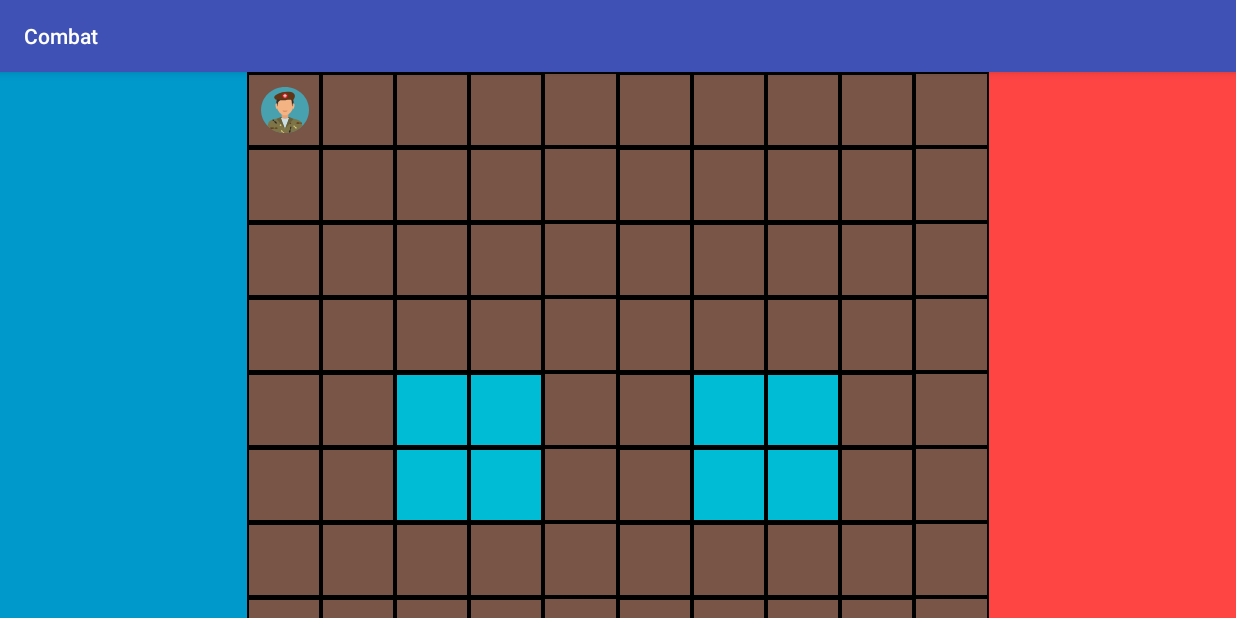
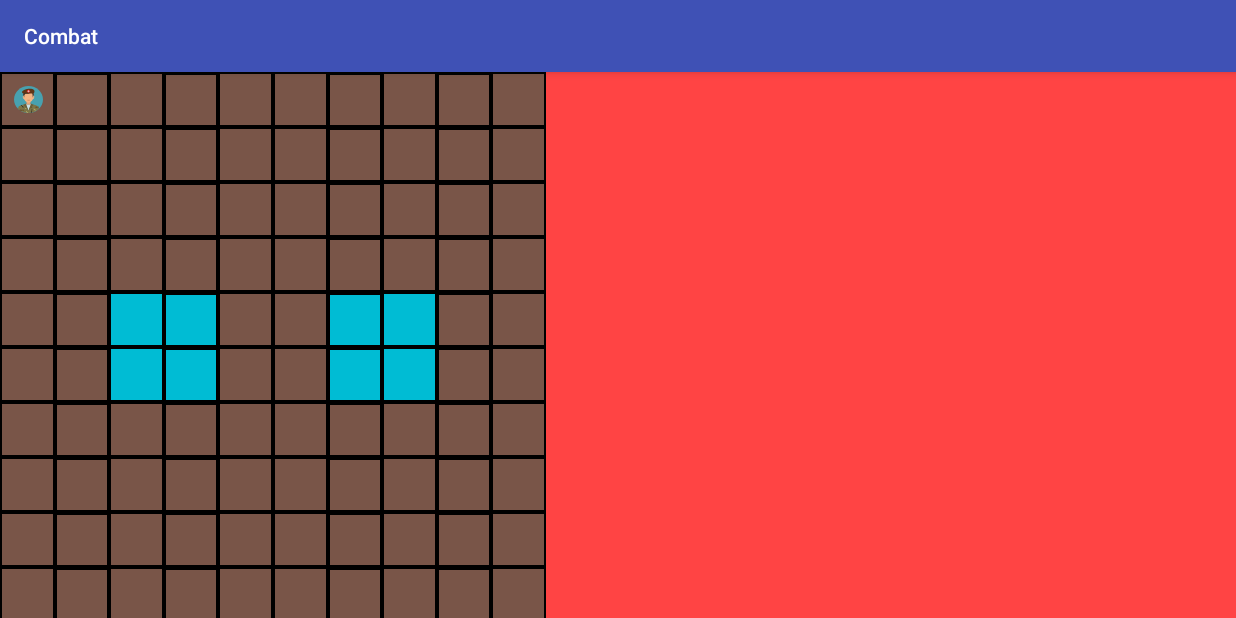
Before and after one commit to ajeferson/combat, an Android app: the screen it shows after launch (GameActivity), on a phone screen of 824 x 412 dp (held sideways). Run offline under Robolectric (Android 15) with nearby library versions, the phone set to English and light mode, and no system bars; our stand-ins replace Dagger/Hilt's generated code, RxJava, data binding.

Commit message:
UI Improvements

```diff
--- a/app/src/main/java/br/com/ajeferson/combat/view/service/model/ChatMessage.kt
+++ b/app/src/main/java/br/com/ajeferson/combat/view/service/model/ChatMessage.kt
@@ -11,7 +11,8 @@ data class ChatMessage(val text: String, val kind: Kind) {
 
     enum class Kind {
         SELF,
-        ENEMY
+        ENEMY,
+        LOG
     }
 
 }
--- a/app/src/main/java/br/com/ajeferson/combat/view/view/activity/GameActivity.kt
+++ b/app/src/main/java/br/com/ajeferson/combat/view/view/activity/GameActivity.kt
@@ -50,6 +50,7 @@ class GameActivity : AppCompatActivity() {
         binding.gameRv.layoutManager = GridLayoutManager(this, viewModel.board.size)
         boardAdapter.board = viewModel.board
         boardAdapter.pieces = viewModel.pieces
+        boardAdapter.onItemClick = viewModel.onPieceClick
 
         binding.executePendingBindings()
 
--- a/app/src/main/java/br/com/ajeferson/combat/view/view/adapter/BoardRecyclerViewAdapter.kt
+++ b/app/src/main/java/br/com/ajeferson/combat/view/view/adapter/BoardRecyclerViewAdapter.kt
@@ -12,7 +12,9 @@ import br.com.ajeferson.combat.view.view.enumeration.BoardItemKind
 /**
  * Created by ajeferson on 26/02/2018.
  */
-class BoardRecyclerViewAdapter(board: List<List<BoardItemKind>>, pieces: MutableList<MutableList<Piece?>>): RecyclerView.Adapter<BoardRecyclerViewAdapter.ViewHolder>() {
+class BoardRecyclerViewAdapter(
+        board: List<List<BoardItemKind>>,
+        pieces: MutableList<MutableList<Piece?>>): RecyclerView.Adapter<BoardRecyclerViewAdapter.ViewHolder>() {
 
     var board = board
         set(value) {
@@ -26,6 +28,8 @@ class BoardRecyclerViewAdapter(board: List<List<BoardItemKind>>, pieces: Mutable
             notifyDataSetChanged()
         }
 
+    var onItemClick: ((Int, Int) -> Unit)? = null
+
     private val size get() = board.size
 
     override fun onCreateViewHolder(parent: ViewGroup?, viewType: Int): ViewHolder {
@@ -38,14 +42,15 @@ class BoardRecyclerViewAdapter(board: List<List<BoardItemKind>>, pieces: Mutable
 
     override fun onBindViewHolder(holder: ViewHolder, position: Int) {
         val (row, column) = position.toCoordinates(size)
-        holder.bind(board[row][column], pieces[row][column])
+        holder.bind(board[row][column], pieces[row][column], row, column, onItemClick)
     }
 
     class ViewHolder(private val binding: RvItemBoardBinding): RecyclerView.ViewHolder(binding.root) {
 
-        fun bind(kind: BoardItemKind, piece: Piece?) {
+        fun bind(kind: BoardItemKind, piece: Piece?, row: Int, column: Int, onItemClick: ((Int, Int) -> Unit)?) {
             binding.kind = kind
             binding.piece = piece
+            binding.root.setOnClickListener { onItemClick?.let { it(row, column) } }
             binding.executePendingBindings()
         }
 
--- a/app/src/main/java/br/com/ajeferson/combat/view/viewmodel/GameViewModel.kt
+++ b/app/src/main/java/br/com/ajeferson/combat/view/viewmodel/GameViewModel.kt
@@ -73,6 +73,10 @@ class GameViewModel(private val connectionManager: ConnectionManager,
                 }
     }
 
+    val onPieceClick: (Int, Int) -> Unit = { row, column ->
+        println("Selected $row $column")
+    }
+
     val board: List<List<BoardItemKind>> = listOf(
             listOf(LAND, LAND, LAND, LAND, LAND, LAND, LAND, LAND, LAND, LAND),
             listOf(LAND, LAND, LAND, LAND, LAND, LAND, LAND, LAND, LAND, LAND),
--- a/app/src/main/res/layout/activity_game.xml
+++ b/app/src/main/res/layout/activity_game.xml
@@ -16,25 +16,34 @@
         android:layout_height="match_parent"
         tools:context="br.com.ajeferson.combat.view.view.activity.GameActivity">
 
-        <android.support.v7.widget.RecyclerView
-            android:id="@+id/logs_rv"
-            android:layout_width="0dp"
-            android:layout_height="0dp"
-            android:background="@android:color/holo_blue_dark"
-            app:layout_constraintBottom_toBottomOf="parent"
-            app:layout_constraintEnd_toStartOf="@+id/left_guideline"
-            app:layout_constraintStart_toStartOf="parent"
-            app:layout_constraintTop_toTopOf="parent" />
+        <android.support.constraint.Guideline
+            android:id="@+id/left_guideline"
+            android:layout_width="wrap_content"
+            android:layout_height="wrap_content"
+            android:orientation="vertical" />
+
+        <android.support.constraint.Guideline
+            android:id="@+id/right_guideline"
+            android:layout_width="wrap_content"
+            android:layout_height="wrap_content"
+            android:orientation="vertical" />
 
         <android.support.v7.widget.RecyclerView
             android:id="@+id/game_rv"
             android:layout_width="0dp"
             android:layout_height="0dp"
+            android:layout_marginEnd="8dp"
             android:background="@android:color/black"
             app:layout_constraintBottom_toBottomOf="parent"
-            app:layout_constraintEnd_toStartOf="@+id/chat_rv"
-            app:layout_constraintStart_toEndOf="@+id/logs_rv"
+            app:layout_constraintDimensionRatio="1:1"
+            app:layout_constraintStart_toStartOf="parent"
             app:layout_constraintTop_toTopOf="parent" />
+
+        <android.support.v7.widget.RecyclerView
+            android:id="@+id/logs_rv"
+            android:layout_width="0dp"
+            android:layout_height="0dp"
+            android:background="@android:color/holo_blue_dark" />
 
         <android.support.v7.widget.RecyclerView
             android:id="@+id/chat_rv"
@@ -43,24 +52,8 @@
             android:background="@android:color/holo_red_light"
             app:layout_constraintBottom_toBottomOf="parent"
             app:layout_constraintEnd_toEndOf="parent"
-            app:layout_constraintStart_toEndOf="@id/right_guideline"
+            app:layout_constraintStart_toEndOf="@+id/game_rv"
             app:layout_constraintTop_toTopOf="parent" />
-
-        <android.support.constraint.Guideline
-            android:id="@+id/left_guideline"
-            android:layout_width="wrap_content"
-            android:layout_height="wrap_content"
-            android:orientation="vertical"
-            app:layout_constraintGuide_begin="20dp"
-            app:layout_constraintGuide_percent="0.2" />
-
-        <android.support.constraint.Guideline
-            android:id="@+id/right_guideline"
-            android:layout_width="wrap_content"
-            android:layout_height="wrap_content"
-            android:orientation="vertical"
-            app:layout_constraintGuide_begin="20dp"
-            app:layout_constraintGuide_percent="0.8" />
 
 
     </android.support.constraint.ConstraintLayout>
--- a/app/src/main/res/layout/rv_item_board.xml
+++ b/app/src/main/res/layout/rv_item_board.xml
@@ -18,7 +18,9 @@
     <android.support.constraint.ConstraintLayout
         android:id="@+id/board_item"
         android:layout_width="match_parent"
-        android:layout_height="wrap_content">
+        android:layout_height="wrap_content"
+        android:clickable="true"
+        android:focusable="true">
 
         <View
             android:id="@+id/board_item_bg"
```
